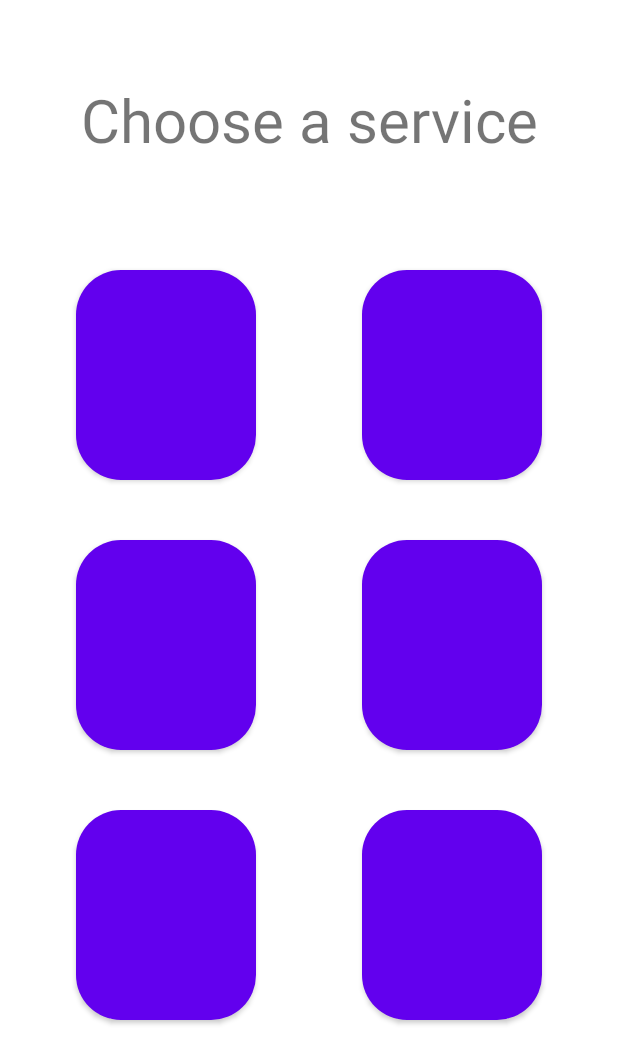
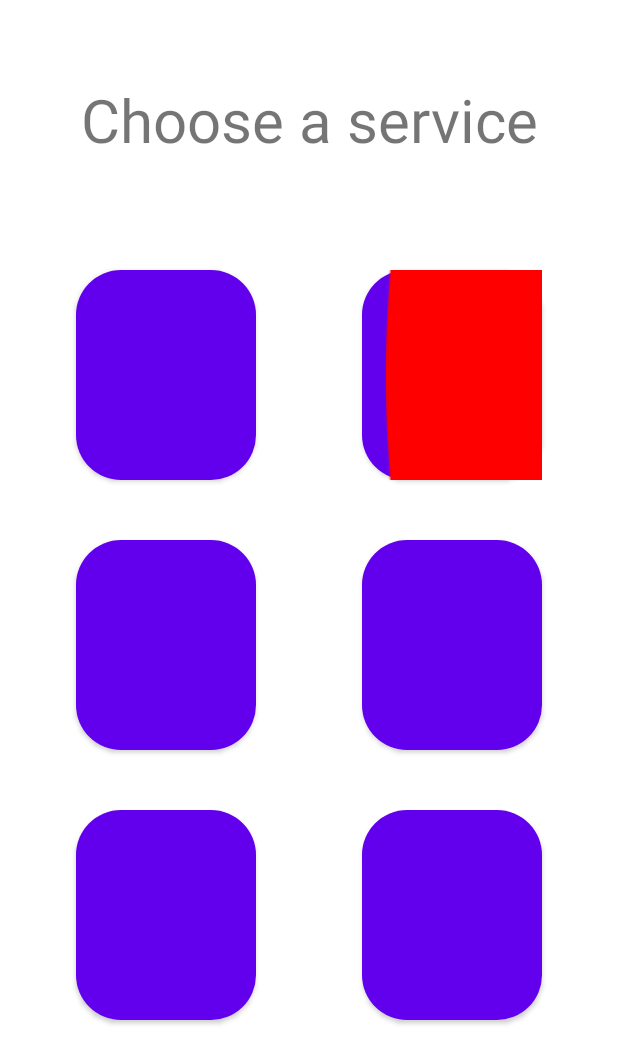
Before and after one commit to megarubber/mrvideocatcher, an Android app: the layout activity_menu.xml on its own in the app's theme, with its tools: preview values and no code run, on a phone screen of 412 x 824 dp. Shown: the top 1064 px of the screen. Run offline under Robolectric (Android 15) with nearby library versions, the phone set to English and light mode, and no system bars.

```diff
--- a/app/src/main/res/layout/activity_menu.xml
+++ b/app/src/main/res/layout/activity_menu.xml
@@ -13,7 +13,7 @@
         android:layout_width="match_parent"
         android:layout_height="160dp"
         android:text="@string/title"
-        android:textSize="40dp"
+        android:textSize="40sp"
         android:gravity="center"
         >
 
@@ -25,7 +25,7 @@
             app:layout_flexBasisPercent="35%"
             android:layout_margin="20dp"
             android:background="@drawable/rounded_corner"
-            android:fontFamily="sans-serif-medium"
+
             />
 
         <Button
@@ -35,6 +35,8 @@
             app:layout_flexBasisPercent="35%"
             android:layout_margin="20dp"
             android:background="@drawable/rounded_corner"
+            android:drawableLeft="@drawable/youtube"
+            android:scaleType="fitCenter"
             />
 
         <Button
```
Also changed, not shown: 1 other file.
